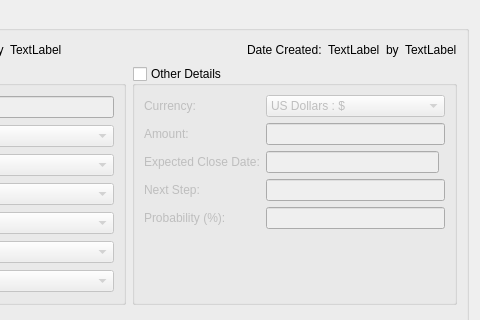
Qt form client/src/opportunitydetails.ui (KDAB/FatCRM) before a commit; both pictures show x 174 to 654 and y 0 to 320 of the 654 by 600 pixel window.
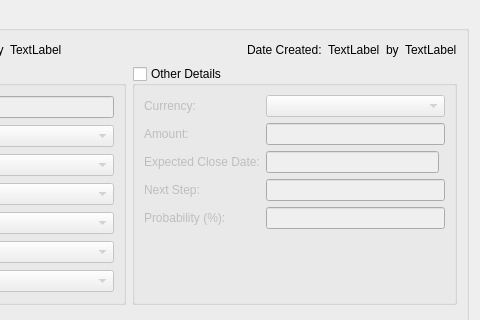
The same form after that commit.

Commit message: fixes currency issues

Patch:
```diff
--- a/client/src/opportunitydetails.ui
+++ b/client/src/opportunitydetails.ui
@@ -405,6 +405,11 @@
            </item>
            <item row="0" column="1">
             <widget class="QComboBox" name="currency">
+             <item>
+              <property name="text">
+               <string/>
+              </property>
+             </item>
              <item>
               <property name="text">
                <string>US Dollars : $</string>
```
The commit also changes 1 other file.
